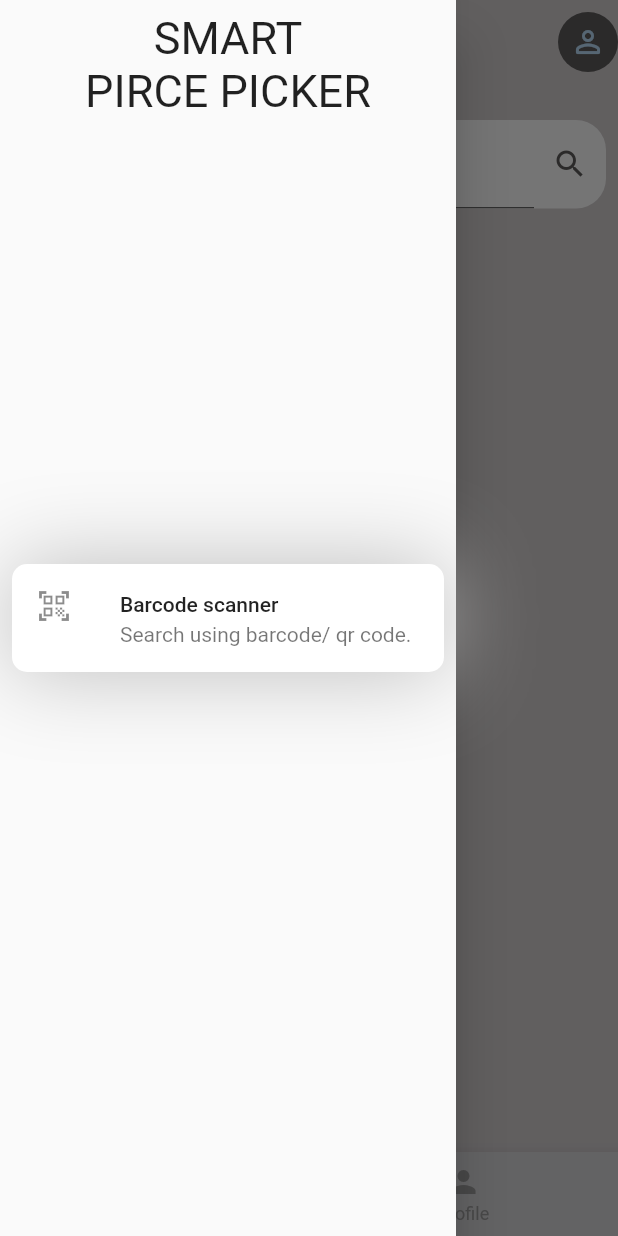
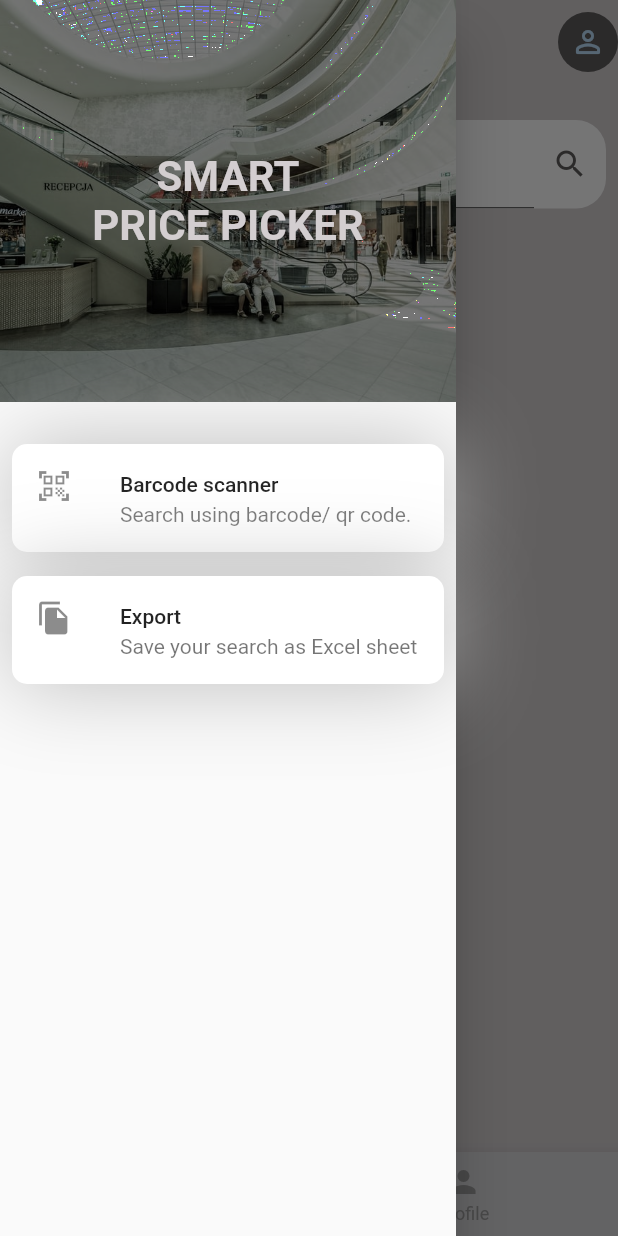
Before and after one commit to zees98/master_price_picker, a Flutter app: the screen it shows after launch, in the side drawer, after a tap on "Barcode scanner", on a phone screen of 412 x 824 dp. Run offline on Flutter 3.47's test engine with Material 2 defaults, Android fonts, the phone set to English and light mode, and no system bars; our stand-ins replace equatable, get_it, logger, open_file, permission_handler, stacked and 1 more; missing offline and left inert: downloads_path_provider, flutter_barcode_scanner, syncfusion_flutter_xlsio, web_scraper.

Commit message:
permissions and excel done

```diff
--- a/lib/products.dart
+++ b/lib/products.dart
@@ -3,21 +3,28 @@ class Product {
   double _price;
   String _link;
   String _imgURL;
+  String _ratings;
 
-  Product({name, price, link, imgURL}) {
+  Product({name, price, link, imgURL, ratings}) {
     _name = name;
     _price = price;
     _link = link;
     _imgURL = imgURL;
+    _ratings = ratings;
   }
 
   String get getName => _name;
   double get getPrice => _price;
   String get getLink => _link;
   String get getImgURL => _imgURL;
+  String get getRatings => _ratings;
 
   set setName(name) {
     _name = name;
+  }
+
+  set setRatings(ratings) {
+    _ratings = ratings;
   }
 
   set setPrice(price) {
--- /dev/null
+++ b/lib/theme/fonts.dart
@@ -0,0 +1,11 @@
+import 'package:flutter/cupertino.dart';
+
+var titleFont = TextStyle(
+  fontSize: 28.0,
+  fontWeight: FontWeight.bold,
+);
+
+var smallHeading = TextStyle(
+  fontSize: 18.0,
+  fontWeight: FontWeight.w300,
+);
--- a/lib/views/master_price_picker/master_price_picker_view.dart
+++ b/lib/views/master_price_picker/master_price_picker_view.dart
@@ -3,6 +3,7 @@ import 'dart:io';
 import 'package:flutter/material.dart';
 import 'package:flutter_barcode_scanner/flutter_barcode_scanner.dart';
 import 'package:master_price_picker/theme/colors.dart';
+import 'package:master_price_picker/theme/fonts.dart';
 import 'package:master_price_picker/widgets/dumb_widgets/CustomTextField.dart';
 import 'package:stacked/stacked.dart';
 import 'package:url_launcher/url_launcher.dart';
@@ -18,56 +19,50 @@ class MasterPricePickerView extends StatelessWidget {
           child: Scaffold(
             drawer: Drawer(
               child: Column(
+                crossAxisAlignment: CrossAxisAlignment.stretch,
                 mainAxisAlignment: MainAxisAlignment.center,
                 children: <Widget>[
                   Expanded(
-                    child: Padding(
-                      padding: const EdgeInsets.all(8.0),
+                    child: Container(
+                      alignment: Alignment.center,
+                      decoration: BoxDecoration(
+                        image: DecorationImage(
+                          colorFilter: ColorFilter.mode(
+                            Colors.black54,
+                            BlendMode.colorBurn,
+                          ),
+                          image: AssetImage(
+                            "assets/drawer.jpeg",
+                          ),
+                          fit: BoxFit.cover,
+                        ),
+                      ),
                       child: Text(
-                        "SMART\nPIRCE PICKER",
+                        "SMART\nPRICE PICKER",
                         textAlign: TextAlign.center,
-                        style: TextStyle(
-                          fontSize: 30,
+                        style: titleFont.copyWith(
+                          color: backgroundColor,
                         ),
                       ),
                     ),
                   ),
-                  Container(
-                    margin: EdgeInsets.all(
-                      8.0,
-                    ),
-                    decoration: BoxDecoration(
-                      color: Colors.white,
-                      boxShadow: [
-                        BoxShadow(
-                          color: Colors.grey.shade400,
-                          blurRadius: 50,
-                        )
+                  SizedBox(
+                    height: 20,
+                  ),
+                  Expanded(
+                    child: Column(
+                      children: [
+                        _buildDrawerButton(),
+                        _buildDrawerButton(
+                            icon: Icons.file_copy,
+                            title: "Export",
+                            subtitle: "Save your search as Excel sheet",
+                            onPressed: viewModel.createExcelOfProducts),
                       ],
-                      borderRadius: BorderRadius.circular(
-                        10,
-                      ),
-                    ),
-                    child: ListTile(
-                      leading: Icon(
-                        Icons.qr_code_scanner,
-                      ),
-                      title: Text("Barcode scanner"),
-                      subtitle: Text("Search using barcode/ qr code."),
-                      onTap: () async {
-                        String barcodeScanRes =
-                            await FlutterBarcodeScanner.scanBarcode(
-                          "#ffffff",
-                          "Back",
-                          true,
-                          ScanMode.BARCODE,
-                        );
-                        launch(
-                            "https://www.google.com/search?q=${barcodeScanRes}");
-                      },
                     ),
                   ),
                   Expanded(
+                    flex: 1,
                     child: Container(),
                   ),
                 ],
@@ -170,6 +165,44 @@ class MasterPricePickerView extends StatelessWidget {
       viewModelBuilder: () => MasterPricePickerViewModel(),
     );
   }
+
+  Container _buildDrawerButton({icon, title, subtitle, onPressed}) {
+    return Container(
+      margin: EdgeInsets.all(
+        8.0,
+      ),
+      decoration: BoxDecoration(
+        color: Colors.white,
+        boxShadow: [
+          BoxShadow(
+            color: Colors.grey.shade400,
+            blurRadius: 50,
+          )
+        ],
+        borderRadius: BorderRadius.circular(
+          10,
+        ),
+      ),
+      child: ListTile(
+        leading: Icon(
+          icon ?? Icons.qr_code_scanner,
+        ),
+        title: Text(title ?? "Barcode scanner"),
+        subtitle: Text(subtitle ?? "Search using barcode/ qr code."),
+        onTap: onPressed ??
+            () async {
+              String barcodeScanRes = await FlutterBarcodeScanner.scanBarcode(
+                "#ffffff",
+                "Back",
+                true,
+                ScanMode.BARCODE,
+              );
+              if (barcodeScanRes != "-1")
+                launch("https://www.google.com/search?q=${barcodeScanRes}");
+            },
+      ),
+    );
+  }
 }
 
 class ProductCard extends StatelessWidget {
@@ -239,10 +272,7 @@ class ProductCard extends StatelessWidget {
                         children: [
                           Text(
                             "\$ ${price ?? 290}",
-                            style: TextStyle(
-                              fontSize: 28.0,
-                              fontWeight: FontWeight.bold,
-                            ),
+                            style: titleFont,
                           ),
                           IconButton(
                             onPressed: onPress,
--- a/lib/views/product_detail/product_detail_view_model.dart
+++ b/lib/views/product_detail/product_detail_view_model.dart
@@ -4,6 +4,7 @@ import 'package:master_price_picker/products.dart';
 import 'package:master_price_picker/scraper.dart';
 import 'package:stacked/stacked.dart';
 import 'package:master_price_picker/core/logger.dart';
+import 'package:url_launcher/url_launcher.dart';
 
 class ProductDetailViewModel extends FutureViewModel {
   Logger log;
@@ -20,6 +21,10 @@ class ProductDetailViewModel extends FutureViewModel {
     return WebScraperAPI().scrapOneAd(product.getLink);
   }
 
+  openAd() async {
+    await launch(product.getLink);
+  }
+
   @override
   Future futureToRun() => runScraper();
 }
```
Also changed, not shown: lib/scraper.dart (+19 -6 lines), lib/views/master_price_picker/master_price_picker_view_model.dart (+82 -18 lines), lib/views/product_detail/product_detail_view.dart (+131 -3 lines), pubspec.yaml (+24 -20 lines), assets/drawer.jpeg (added), pubspec.lock, 4 other files.
